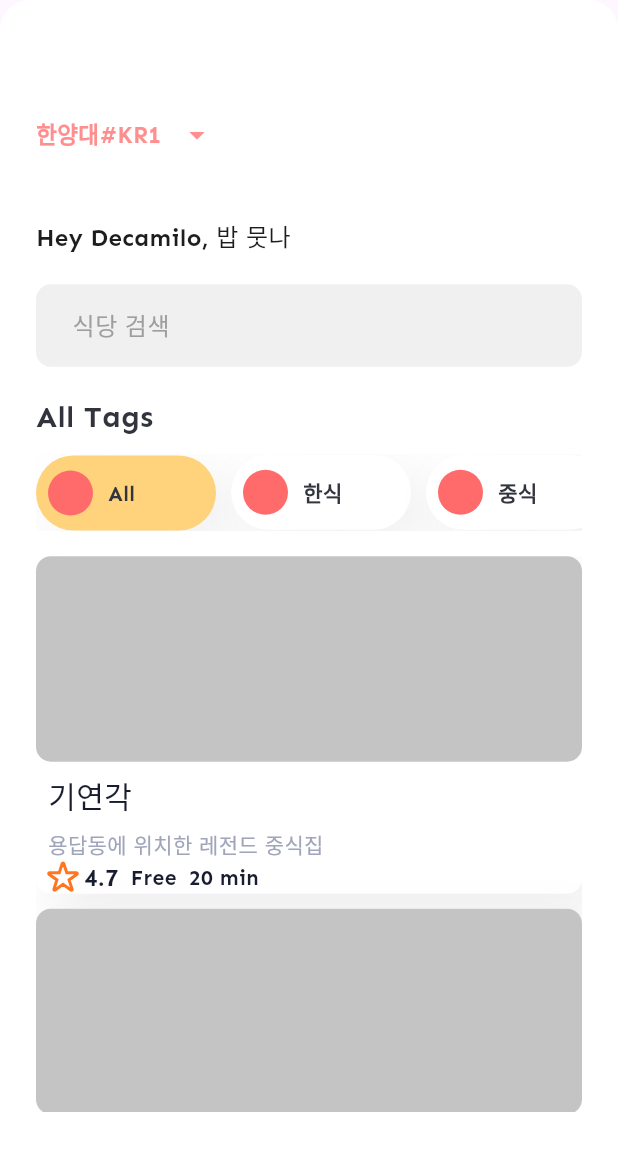
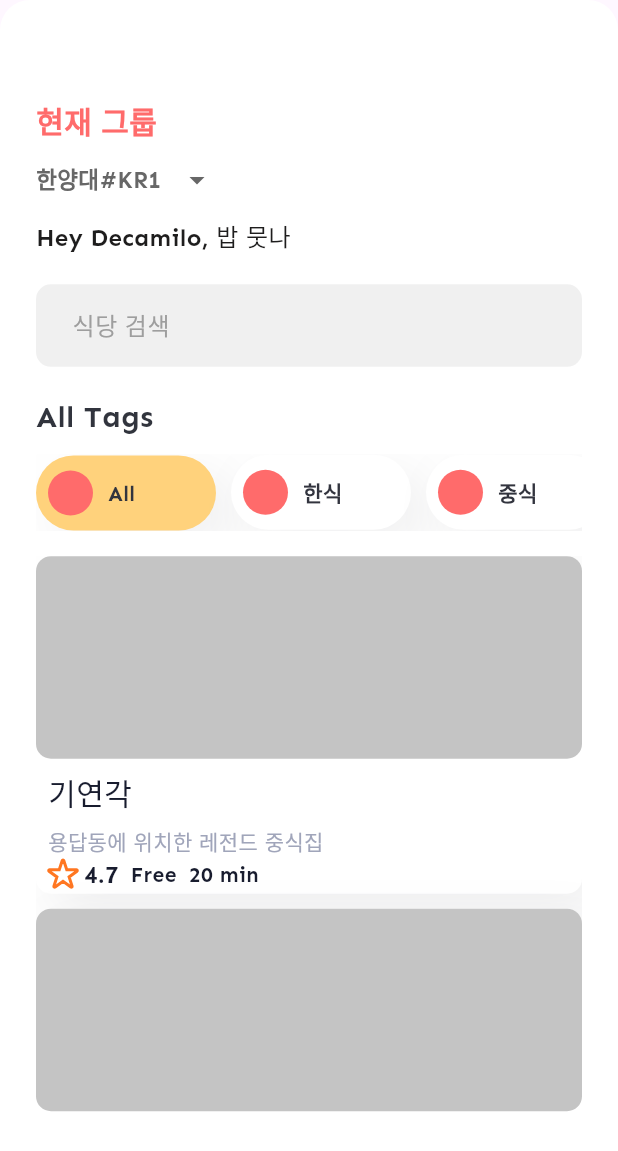
Before and after one commit to Project-MiMi/MM-Frontend, a Flutter app: the screen it shows after launch, on a phone screen of 412 x 824 dp. Shown: the top 1151 px of the screen. Run offline on Flutter 3.47's test engine with Material 3 defaults, Android fonts, the phone set to English and light mode, and no system bars.

Commit message:
HomePage

```diff
--- a/mm/lib/HomePage.dart
+++ b/mm/lib/HomePage.dart
@@ -47,12 +47,21 @@ class _HomePageState extends State<HomePage> {
                         child: Column(
                           crossAxisAlignment: CrossAxisAlignment.start,
                           children: [
+                            Text(
+                              '현재 그룹',
+                              style: TextStyle(
+                                color: Color(0xFFFF6B6B),
+                                fontSize: 20,
+                                fontFamily: 'Sen',
+                                fontWeight: FontWeight.w700,
+                              ),
+                            ),
                             Row(
                               children: [
                                 Text(
                                   selectedGroup,
                                   style: TextStyle(
-                                    color: Color(0xFFFF8F8F),
+                                    color: Color(0xFF676767),
                                     fontSize: 15,
                                     fontFamily: 'Sen',
                                     fontWeight: FontWeight.w700,
@@ -61,7 +70,7 @@ class _HomePageState extends State<HomePage> {
                                 IconButton(
                                   icon: Icon(
                                     showGroups ? Icons.arrow_drop_up : Icons.arrow_drop_down,
-                                    color: Color(0xFFFF8F8F),
+                                    color: Color(0xFF676767),
                                   ),
                                   onPressed: () {
                                     setState(() {
@@ -167,10 +176,13 @@ class _HomePageState extends State<HomePage> {
             if (showGroups)
               Positioned(
                 left: 24,
-                top: screenHeight * 0.12,
+                top: screenHeight * 0.16,
                 child: Container(
                   width: screenWidth - 48,
-                  color: Color(0xFFF0F0F0),
+                  decoration: BoxDecoration(
+                    color: Color(0xFFF0F0F0),
+                    borderRadius: BorderRadius.circular(10),
+                  ),
                   child: Column(
                     crossAxisAlignment: CrossAxisAlignment.start,
                     children: groups
@@ -182,7 +194,11 @@ class _HomePageState extends State<HomePage> {
                                   showGroups = false;
                                 });
                               },
-                              child: Padding(
+                              child: Container(
+                                decoration: BoxDecoration(
+                                  color: selectedGroup == group ? Color(0xFF676767) : Colors.transparent,
+                                  borderRadius: BorderRadius.circular(10),
+                                ),
                                 padding: const EdgeInsets.symmetric(vertical: 10.0, horizontal: 10.0),
                                 child: Text(
                                   group,
@@ -207,7 +223,7 @@ class _HomePageState extends State<HomePage> {
 
   Widget _buildTagButton(String label, Color backgroundColor) {
     return GestureDetector(
-      onTapDown: (_) {
+      onTap: () {
         setState(() {
           selectedTag = label;
         });
@@ -262,7 +278,7 @@ class _HomePageState extends State<HomePage> {
 
   Widget _buildRestaurantButton(String name, String description, String rating, String delivery, String time) {
     return GestureDetector(
-      onTapDown: (_) {
+      onTap: () {
         setState(() {
           selectedTag = name;
         });
@@ -291,7 +307,7 @@ class _HomePageState extends State<HomePage> {
           children: [
             Container(
               width: double.infinity,
-              height: 137,
+              height: 135,
               decoration: ShapeDecoration(
                 color: Color(0xFFC4C4C4),
                 shape: RoundedRectangleBorder(
```
